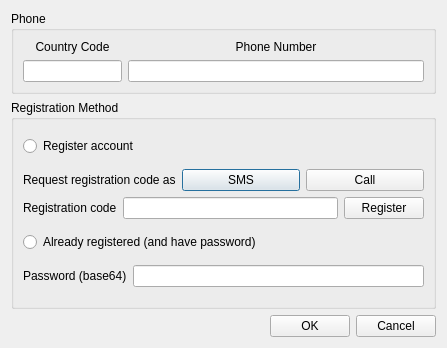
Above: res/ui/RegistrationDialog.ui from m1k3lm/wazapp-desktop before the change. Below: the same form after it.
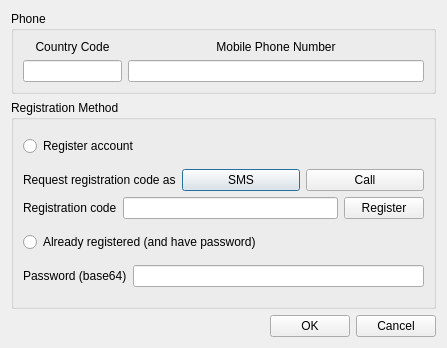
That is the form after the change.

Commit message: better error display for registration

The edit to the form file:
```diff
--- a/res/ui/RegistrationDialog.ui
+++ b/res/ui/RegistrationDialog.ui
@@ -46,7 +46,7 @@
         <item>
          <widget class="QLabel" name="label_2">
           <property name="text">
-           <string>Phone Number</string>
+           <string>Mobile Phone Number</string>
           </property>
           <property name="alignment">
            <set>Qt::AlignCenter</set>
```
Left out of the diff: 5 changed lines with no effect on the pictures. The commit also changes 1 other file.
